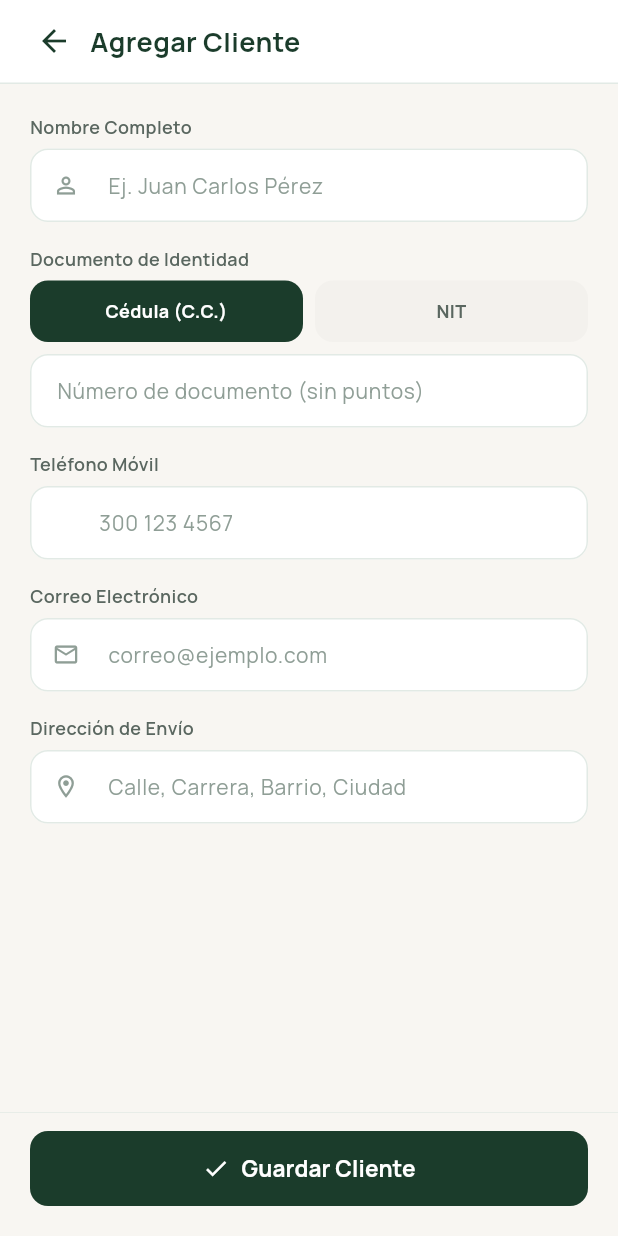
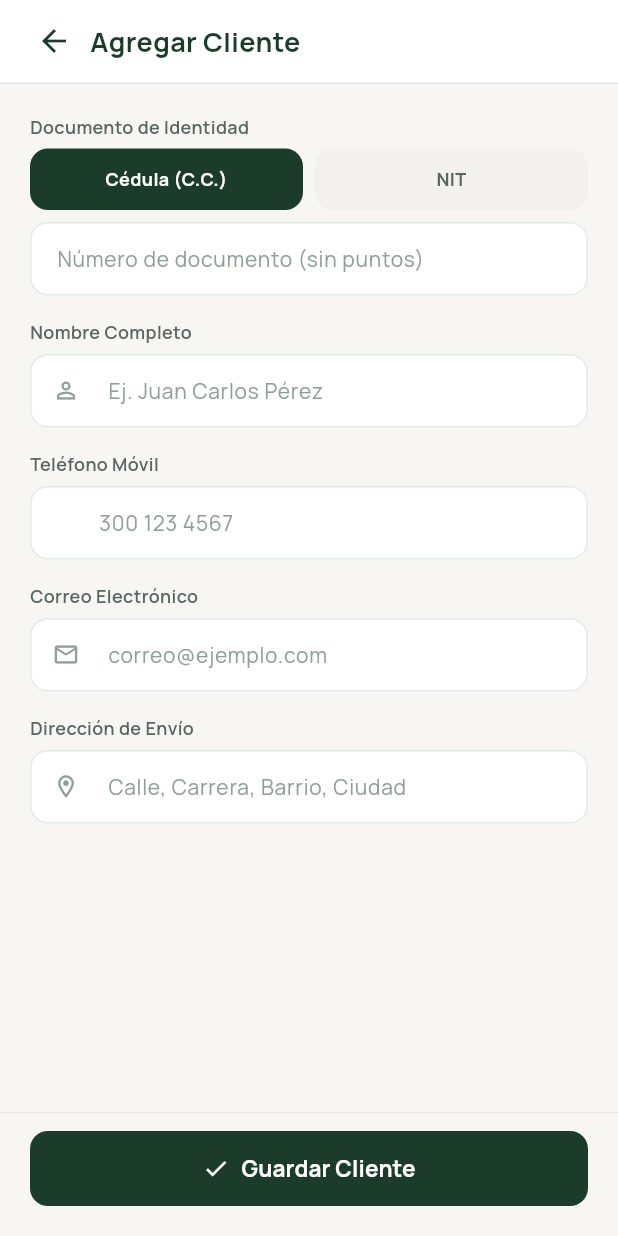
Before and after one commit to serviplantulas-proyecto/serviplantulas, a Flutter app: the AgregarClientePage screen opened directly, on a phone screen of 412 x 824 dp. Run offline on Flutter 3.47's test engine with Material 3 defaults, Android fonts, the phone set to English and light mode, and no system bars; our stand-ins replace google_fonts, google_sign_in, image_picker, permission_handler, shared_preferences; missing offline and left inert: desktop_drop, image_picker_android, image_picker_platform_interface; accounts and stored records are empty.

Commit message:
organizando orden, agregar cliente y configurar alertas

```diff
--- a/serviplantulas_frontend/lib/main.dart
+++ b/serviplantulas_frontend/lib/main.dart
@@ -52,4 +52,4 @@ class MainApp extends StatelessWidget {
 
 //cosas para modificar:
 
-//agregar nombre cientifico en "registrar producto" debajo de nombre del producto
+//solucionar error al editar producto, permitir realizar la compra incluso si esta por debajo del stock minimo(se realiza pero no se actualiza el stock), permitir editar un producto incluso si esta por debajo del stock minimo o es igual al stock minimo(dale error)
--- a/serviplantulas_frontend/lib/pantallas/agregar_cliente_page.dart
+++ b/serviplantulas_frontend/lib/pantallas/agregar_cliente_page.dart
@@ -122,13 +122,6 @@ class _AgregarClientePageState extends State<AgregarClientePage> {
                 child: Column(
                   crossAxisAlignment: CrossAxisAlignment.start,
                   children: [
-                    const ClienteFormLabel('Nombre Completo'),
-                    ClienteFormField(
-                      controller: _nombreCtrl,
-                      hint: 'Ej. Juan Carlos Pérez',
-                      icon: Icons.person_outline,
-                    ),
-                    const SizedBox(height: AppSpacing.large),
                     const ClienteFormLabel('Documento de Identidad'),
                     ClienteTipoDocToggle(
                       esCedula: _esCedula,
@@ -139,6 +132,13 @@ class _AgregarClientePageState extends State<AgregarClientePage> {
                       controller: _docCtrl,
                       hint: 'Número de documento (sin puntos)',
                       keyboard: TextInputType.number,
+                    ),
+                    const SizedBox(height: AppSpacing.large),
+                    const ClienteFormLabel('Nombre Completo'),
+                    ClienteFormField(
+                      controller: _nombreCtrl,
+                      hint: 'Ej. Juan Carlos Pérez',
+                      icon: Icons.person_outline,
                     ),
                     const SizedBox(height: AppSpacing.large),
                     const ClienteFormLabel('Teléfono Móvil'),
```
Also changed, not shown: serviplantulas_frontend/lib/pantallas/configurar_alertas_page.dart (+0 -7 lines).
